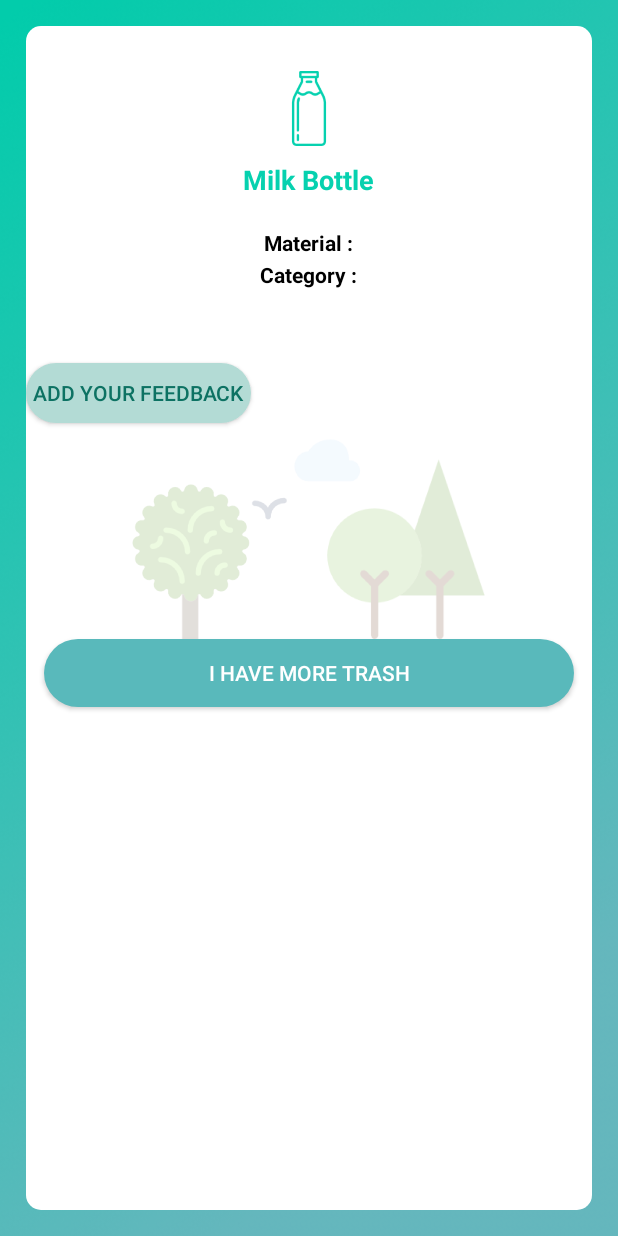
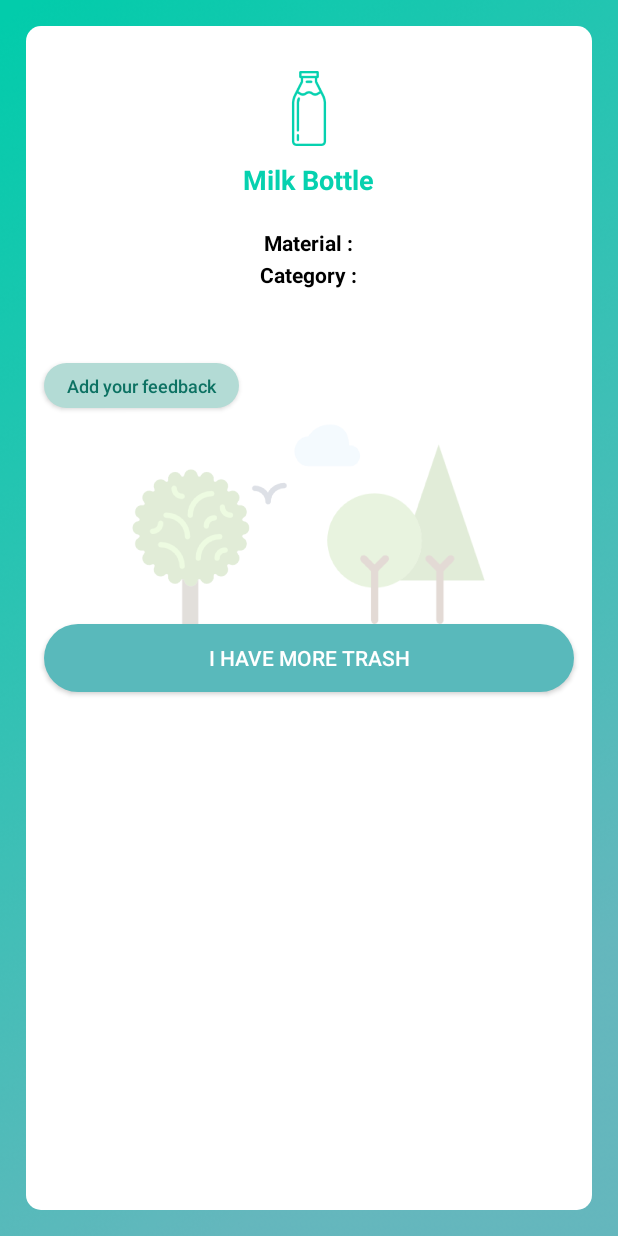
Before and after one commit to dejonnic/TellMeHow, an Android app: the GeneralRecycleInfoActivity screen opened directly, with no data from a screen before it, on a phone screen of 412 x 824 dp. Run offline under Robolectric (Android 15) with nearby library versions, the light colour scheme and no system bars; our stand-ins replace data binding; 2 statements that could not run were skipped.

Commit message:
fixed a bug

```diff
--- a/app/src/main/res/layout/activity_general_recycle_info.xml
+++ b/app/src/main/res/layout/activity_general_recycle_info.xml
@@ -99,11 +99,15 @@
                 android:id="@+id/feedback_button"
                 android:layout_below="@id/expandableListView"
                 android:layout_marginTop="10dp"
-                android:layout_width="150dp"
-                android:layout_height="40dp"
+                android:layout_width="130dp"
+                android:layout_height="30dp"
                 android:background="@drawable/feedback_button"
+                android:textAllCaps="false"
+                android:layout_marginLeft="12dp"
+                android:layout_marginStart="12dp"
                 android:text="@string/button_add_feedback"
-                android:textColor="@color/textFeedback" />
+                android:textColor="@color/textFeedback"
+                android:textSize="12sp" />
 
             <ImageView
                 android:id="@+id/tree_image"
```
